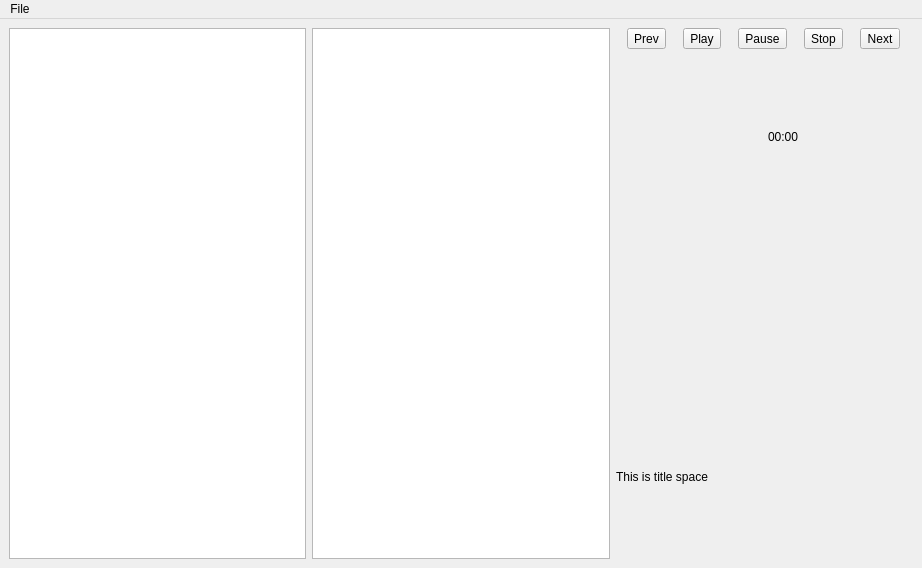
Qt form hrwplayer.ui (hrw/modland-player) before a commit.
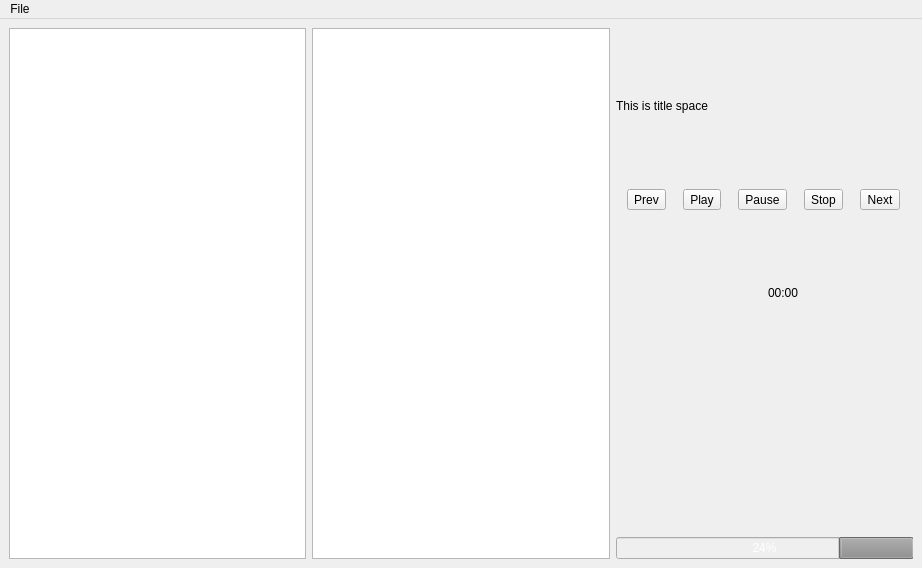
The same form after that commit. Custom widgets are drawn as their Qt base class.

Commit message: handling progressbar on download

```diff
--- a/hrwplayer.ui
+++ b/hrwplayer.ui
@@ -23,6 +23,13 @@
     </item>
     <item row="0" column="2">
      <layout class="QVBoxLayout" name="verticalLayout">
+      <item>
+       <widget class="QLabel" name="TitleLabel">
+        <property name="text">
+         <string>This is title space</string>
+        </property>
+       </widget>
+      </item>
       <item>
        <layout class="QHBoxLayout" name="horizontalLayout_2">
         <item>
@@ -82,24 +89,23 @@
       <item>
        <layout class="QHBoxLayout" name="horizontalLayout">
         <item>
-         <widget class="QLabel" name="TitleLabel">
-          <property name="text">
-           <string>This is title space</string>
+         <widget class="QProgressBar" name="progressBar">
+          <property name="enabled">
+           <bool>false</bool>
           </property>
-         </widget>
-        </item>
-        <item>
-         <spacer name="horizontalSpacer">
+          <property name="value">
+           <number>24</number>
+          </property>
+          <property name="textVisible">
+           <bool>true</bool>
+          </property>
           <property name="orientation">
            <enum>Qt::Horizontal</enum>
           </property>
-          <property name="sizeHint" stdset="0">
-           <size>
-            <width>40</width>
-            <height>20</height>
-           </size>
+          <property name="invertedAppearance">
+           <bool>true</bool>
           </property>
-         </spacer>
+         </widget>
         </item>
        </layout>
       </item>
```
The commit also changes 2 other files.
